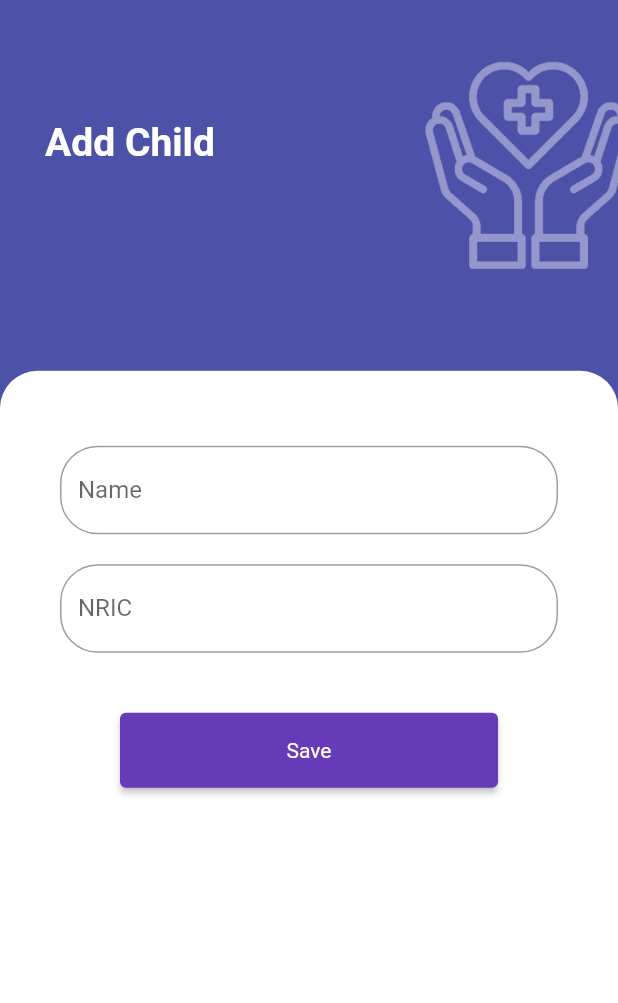
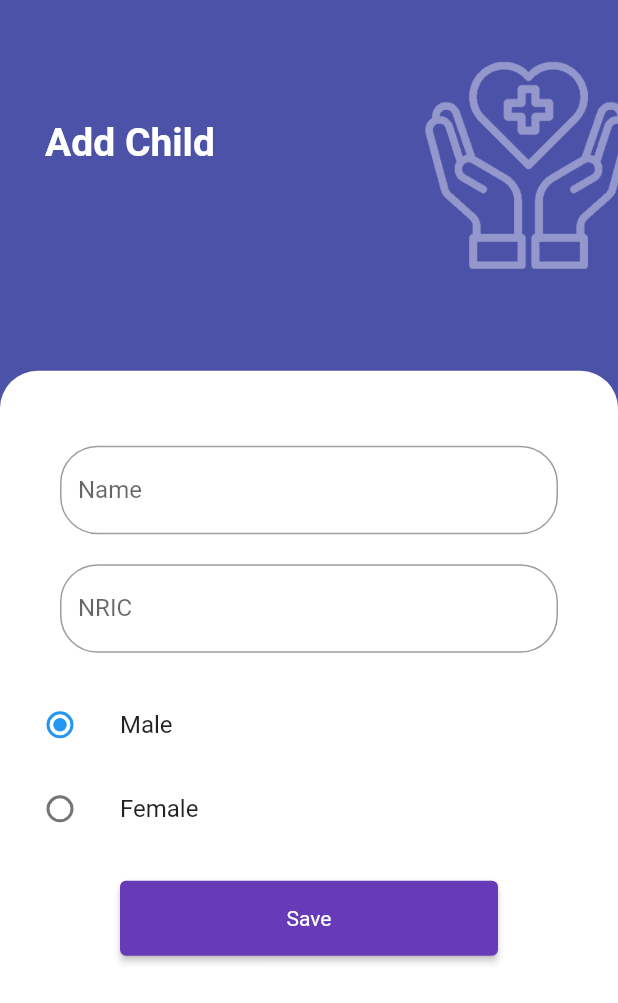
Before and after one commit to ccaian/Team-13-ITP-SE-39, a Flutter app: the AddChild screen opened directly, on a phone screen of 412 x 824 dp. Shown: the top 1003 px of the screen. Run offline on Flutter 3.47's test engine with Material 2 defaults, Android fonts, the phone set to English and light mode, and no system bars; our stand-ins replace circular_profile_avatar, cloud_firestore, datetime_picker_formfield, firebase_auth, firebase_core, firebase_database and 10 more; missing offline and left inert: dart:ffi, image_downloader; accounts and stored records are empty.

Commit message:
Gender Added

```diff
--- a/lib/addChild.dart
+++ b/lib/addChild.dart
@@ -17,19 +17,21 @@ class AddChild extends StatefulWidget {
   @override
   _AddChildPageState createState() => _AddChildPageState();
 }
-
+enum SingingCharacter { Male, Female }
 class _AddChildPageState extends State<AddChild> {
 
   String name = '';
   String nric = '';
   String temp = '';
   String parentEmail = '';
+  String gender = 'male';
 
   final _addchildKey = GlobalKey<FormState>();
 
   var _childRef = FirebaseDatabase.instance.reference().child('child');
   TextEditingController _nameControl = TextEditingController();
   TextEditingController _nricControl = TextEditingController();
+  SingingCharacter? _character = SingingCharacter.Male;
 
   @override
   Widget build(BuildContext context) {
@@ -102,6 +104,36 @@ class _AddChildPageState extends State<AddChild> {
                           controller: _nricControl,
                         ),
                       ),
+                      new Column(
+                        children: <Widget>[
+                          ListTile(
+                            title: const Text('Male'),
+                            leading: Radio<SingingCharacter>(
+                              value: SingingCharacter.Male,
+                              groupValue: _character,
+                              onChanged: (SingingCharacter? value) {
+                                setState(() {
+                                  _character = value;
+                                  gender = 'male';
+                                });
+                              },
+                            ),
+                          ),
+                          ListTile(
+                            title: const Text('Female'),
+                            leading: Radio<SingingCharacter>(
+                              value: SingingCharacter.Female,
+                              groupValue: _character,
+                              onChanged: (SingingCharacter? value) {
+                                setState(() {
+                                  _character = value;
+                                  gender = 'female';
+                                });
+                              },
+                            ),
+                          ),
+                        ],
+                      ),
                       new Row(
                           mainAxisAlignment: MainAxisAlignment.center,
                           children: <Widget>[
@@ -150,6 +182,7 @@ class _AddChildPageState extends State<AddChild> {
       'name': _nameControl.text,
       'nric': _nricControl.text,
       'parent': parentEmail,
+      'gender' : gender
     });
   }
 
```
